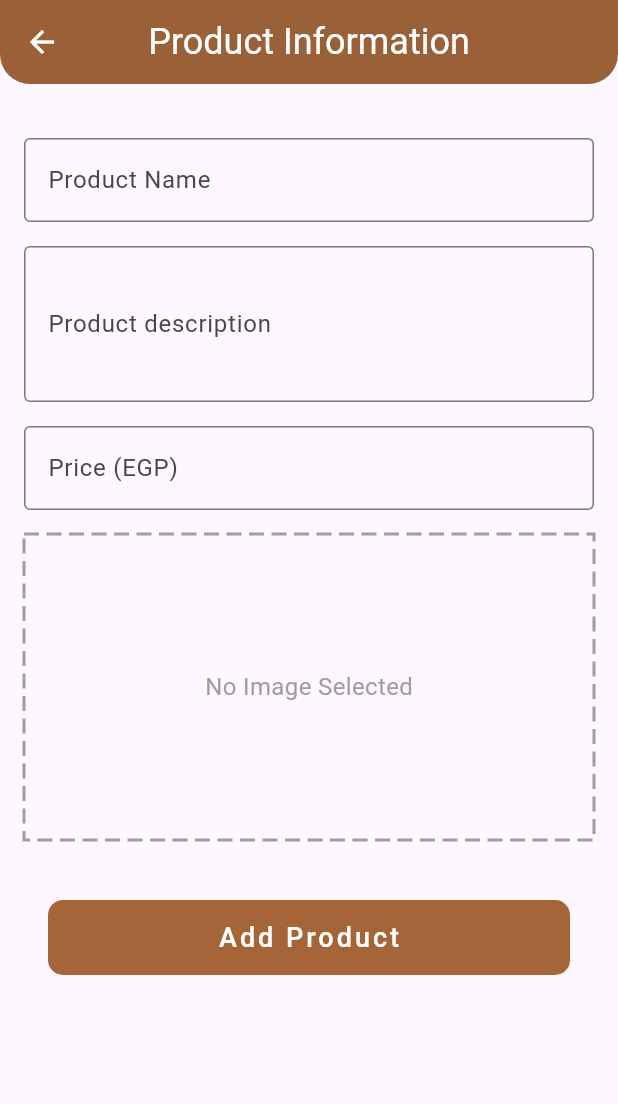
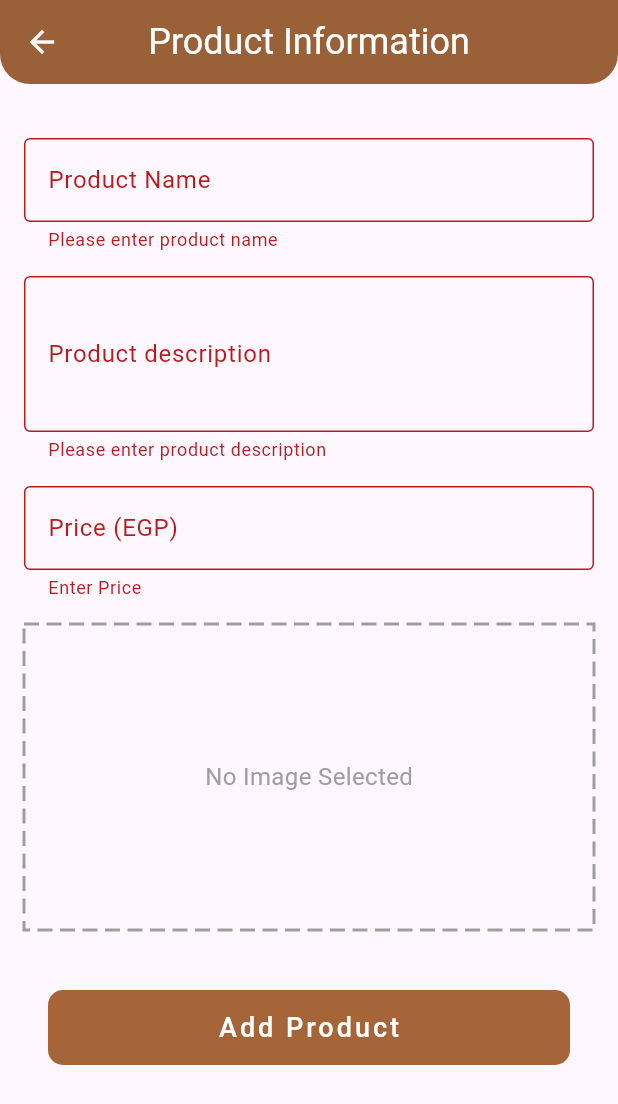
Before and after one commit to Moatasem-Official/CRUD-Mix-Cafe-App, a Flutter app: the ProductInformationForm screen opened by its route, after a tap on "Add Product", on a phone screen of 412 x 824 dp. Shown: the top 1104 px of the screen. Run offline on Flutter 3.47's test engine with Material 3 defaults, Android fonts, the phone set to English and light mode, and no system bars; drawn by our look-alikes of dotted_border; our stand-ins replace device_preview.

Commit message:
Refactor Product Information Screen Code

```diff
--- a/lib/presentation/screens/admin/product_information_form.dart
+++ b/lib/presentation/screens/admin/product_information_form.dart
@@ -2,6 +2,7 @@ import 'dart:ui' as BorderType;
 
 import 'package:dotted_border/dotted_border.dart';
 import 'package:flutter/material.dart';
+import 'package:mix_cafe_app/presentation/widgets/admin/custom_add_product_info_form.dart';
 import 'package:mix_cafe_app/presentation/widgets/admin/custom_button.dart';
 
 class ProductInformationForm extends StatefulWidget {
@@ -18,15 +19,7 @@ class _ProductInformationFormState extends State<ProductInformationForm> {
   final TextEditingController _descController = TextEditingController();
   final TextEditingController _priceController = TextEditingController();
 
-  String? _selectedCategory;
   String? _imageUrl; // في الوقت الحالي نعتبر الصورة رابط
-
-  final List<String> _categories = [
-    'Drink',
-    'Food',
-    'Breakfast',
-    'PlayStation',
-  ];
 
   @override
   Widget build(BuildContext context) {
@@ -52,103 +45,12 @@ class _ProductInformationFormState extends State<ProductInformationForm> {
         child: Column(
           children: [
             const SizedBox(height: 20),
-            Form(
-              key: _formKey,
-              child: SingleChildScrollView(
-                padding: const EdgeInsets.all(16),
-                child: Column(
-                  crossAxisAlignment: CrossAxisAlignment.start,
-                  children: [
-                    // اسم المنتج
-                    Material(
-                      child: TextFormField(
-                        controller: _nameController,
-                        decoration: const InputDecoration(
-                          labelText: 'Product Name',
-                          border: OutlineInputBorder(),
-                        ),
-                        validator: (value) => value == null || value.isEmpty
-                            ? 'Please enter product name'
-                            : null,
-                      ),
-                    ),
-                    const SizedBox(height: 16),
-
-                    // وصف المنتج
-                    Material(
-                      child: TextFormField(
-                        controller: _descController,
-                        decoration: const InputDecoration(
-                          labelText: 'Product description',
-                          border: OutlineInputBorder(),
-                        ),
-                        maxLines: 3,
-                        validator: (value) => value == null || value.isEmpty
-                            ? 'Please enter product description'
-                            : null,
-                      ),
-                    ),
-                    const SizedBox(height: 16),
-
-                    // السعر
-                    Material(
-                      child: TextFormField(
-                        controller: _priceController,
-                        decoration: const InputDecoration(
-                          labelText: 'Price (EGP)',
-                          border: OutlineInputBorder(),
-                        ),
-                        keyboardType: TextInputType.number,
-                        validator: (value) {
-                          if (value == null || value.isEmpty)
-                            return 'Enter Price';
-                          if (double.tryParse(value) == null)
-                            return 'Enter Valid Price';
-                          return null;
-                        },
-                      ),
-                    ),
-                    const SizedBox(height: 16),
-
-                    // اختيار الصورة (في الوقت الحالي: رابط)
-                    DottedBorder(
-                      options: RectDottedBorderOptions(
-                        dashPattern: [10, 5],
-                        strokeWidth: 2,
-                        color: Colors.grey,
-                      ),
-                      child: Container(
-                        width: double.infinity,
-                        height: 200,
-                        decoration: BoxDecoration(
-                          borderRadius: BorderRadius.circular(8),
-                        ),
-                        padding: const EdgeInsets.all(8),
-                        child: Center(
-                          child: Text(
-                            _imageUrl != null
-                                ? _imageUrl!
-                                : 'No Image Selected',
-                            style: const TextStyle(
-                              fontSize: 16,
-                              color: Colors.grey,
-                            ),
-                          ),
-                        ),
-                      ),
-                    ),
-                    const SizedBox(height: 24),
-
-                    // زر الإضافة
-                    Center(
-                      child: CustomButton(
-                        buttonText: 'Add Product',
-                        onPressed: () {},
-                      ),
-                    ),
-                  ],
-                ),
-              ),
+            CustomAddProductInformationForm(
+              formKey: _formKey,
+              nameController: _nameController,
+              descController: _descController,
+              priceController: _priceController,
+              imageUrl: _imageUrl,
             ),
           ],
         ),
--- /dev/null
+++ b/lib/presentation/widgets/admin/custom_add_product_info_form.dart
@@ -0,0 +1,125 @@
+import 'package:dotted_border/dotted_border.dart';
+import 'package:flutter/material.dart';
+import 'package:mix_cafe_app/presentation/widgets/admin/custom_button.dart';
+
+class CustomAddProductInformationForm extends StatelessWidget {
+  const CustomAddProductInformationForm({
+    super.key,
+    required GlobalKey<FormState> formKey,
+    required TextEditingController nameController,
+    required TextEditingController descController,
+    required TextEditingController priceController,
+    required String? imageUrl,
+  }) : _formKey = formKey,
+       _nameController = nameController,
+       _descController = descController,
+       _priceController = priceController,
+       _imageUrl = imageUrl;
+
+  final GlobalKey<FormState> _formKey;
+  final TextEditingController _nameController;
+  final TextEditingController _descController;
+  final TextEditingController _priceController;
+  final String? _imageUrl;
+
+  @override
+  Widget build(BuildContext context) {
+    return Form(
+      key: _formKey,
+      child: SingleChildScrollView(
+        padding: const EdgeInsets.all(16),
+        child: Column(
+          crossAxisAlignment: CrossAxisAlignment.start,
+          children: [
+            // اسم المنتج
+            Material(
+              child: TextFormField(
+                controller: _nameController,
+                decoration: const InputDecoration(
+                  labelText: 'Product Name',
+                  border: OutlineInputBorder(),
+                ),
+                validator: (value) => value == null || value.isEmpty
+                    ? 'Please enter product name'
+                    : null,
+              ),
+            ),
+            const SizedBox(height: 16),
+
+            // وصف المنتج
+            Material(
+              child: TextFormField(
+                controller: _descController,
+                decoration: const InputDecoration(
+                  labelText: 'Product description',
+                  border: OutlineInputBorder(),
+                ),
+                maxLines: 3,
+                validator: (value) => value == null || value.isEmpty
+                    ? 'Please enter product description'
+                    : null,
+              ),
+            ),
+            const SizedBox(height: 16),
+
+            // السعر
+            Material(
+              child: TextFormField(
+                controller: _priceController,
+                decoration: const InputDecoration(
+                  labelText: 'Price (EGP)',
+                  border: OutlineInputBorder(),
+                ),
+                keyboardType: TextInputType.number,
+                validator: (value) {
+                  if (value == null || value.isEmpty) {
+                    return 'Enter Price';
+                  }
+                  if (double.tryParse(value) == null) {
+                    return 'Enter Valid Price';
+                  }
+                  return null;
+                },
+              ),
+            ),
+            const SizedBox(height: 16),
+
+            // اختيار الصورة (في الوقت الحالي: رابط)
+            DottedBorder(
+              options: RectDottedBorderOptions(
+                dashPattern: [10, 5],
+                strokeWidth: 2,
+                color: Colors.grey,
+              ),
+              child: Container(
+                width: double.infinity,
+                height: 200,
+                decoration: BoxDecoration(
+                  borderRadius: BorderRadius.circular(8),
+                ),
+                padding: const EdgeInsets.all(8),
+                child: Center(
+                  child: Text(
+                    _imageUrl ?? 'No Image Selected',
+                    style: const TextStyle(fontSize: 16, color: Colors.grey),
+                  ),
+                ),
+              ),
+            ),
+            const SizedBox(height: 24),
+
+            // زر الإضافة
+            Center(
+              child: CustomButton(
+                buttonText: 'Add Product',
+                onPressed: () {
+                  if (_formKey.currentState!.validate()) {}
+                },
+              ),
+            ),
+          ],
+        ),
+      ),
+    );
+  }
+}
```
